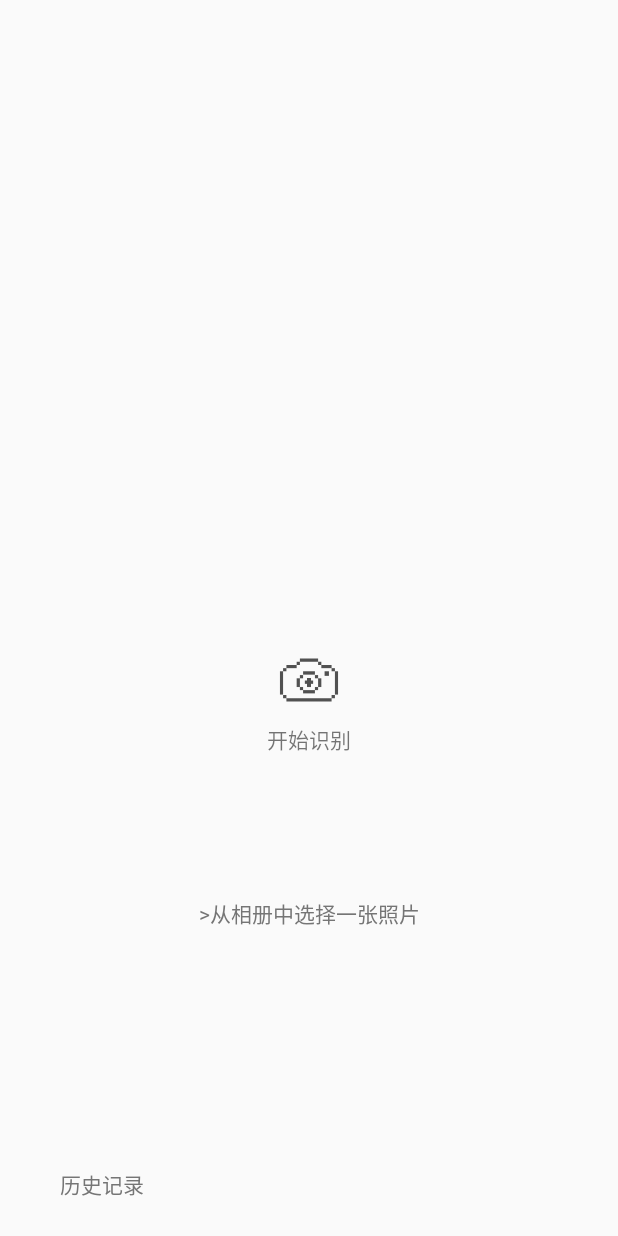
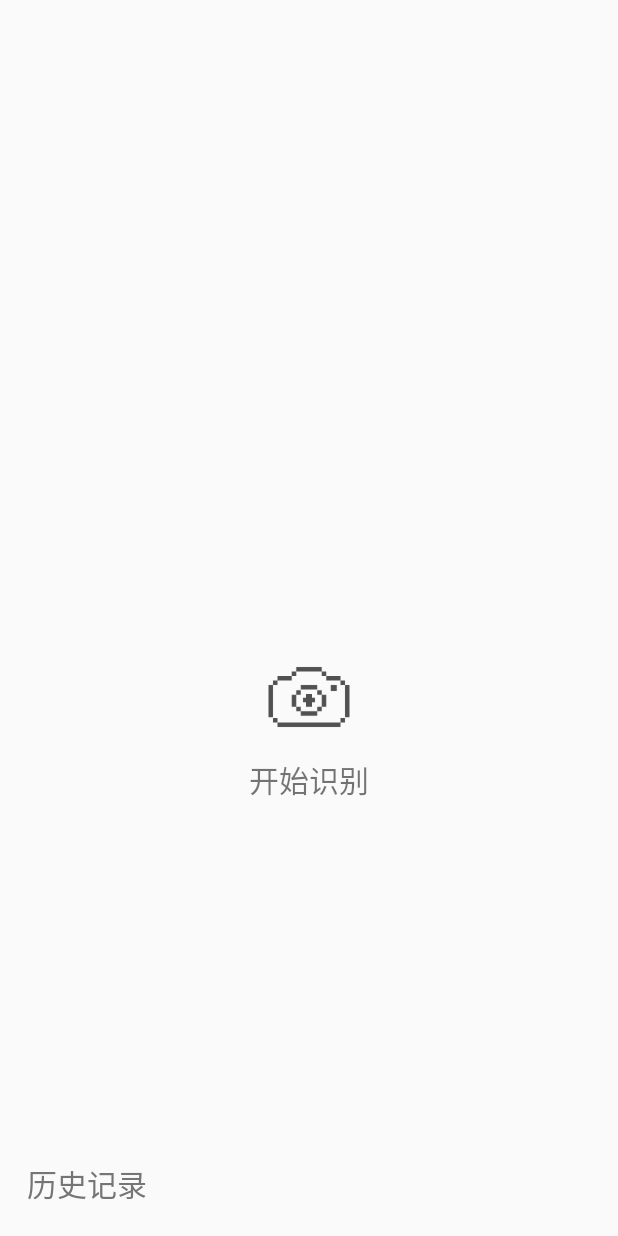
Before and after one commit to GhostJxL/LegoProject, an Android app: the screen it shows after launch (MainActivity), on a phone screen of 412 x 824 dp. Run offline under Robolectric (Android 15) with nearby library versions, the phone set to English and light mode, and no system bars.

Commit message:
全新版本，实现了除颜色识别外的全部功能，值得pull 1.全布局更新，统一了布局边距，合理化单条识别结果/历史记录布局分配，字体更大更清晰； 2.修改了manifest，实现了另两个activity通过左上角返回键返回主界面； 3.新增历史记录及清空历史记录功能及优化完善； 4.由于时间紧迫而取消掉了从相册中选择一张照片进行识别的功能实现计划；

```diff
--- a/app/src/main/java/com/legoproject/lego/MainActivity.java
+++ b/app/src/main/java/com/legoproject/lego/MainActivity.java
@@ -12,9 +12,7 @@ import android.widget.Toast;
 
 public class MainActivity extends Activity {
 
-
-
-    private TextView tv02,tv03;
+    private TextView tv02;
 
     private RelativeLayout tv01;
 
@@ -32,9 +30,7 @@ public class MainActivity extends Activity {
 
         tv01 = findViewById(R.id.main_cameralayout);
 
-        tv02 = findViewById(R.id.main_photo);
-
-        tv03 = findViewById(R.id.main_history);
+        tv02 = findViewById(R.id.main_history);
 
 
 
@@ -45,8 +41,6 @@ public class MainActivity extends Activity {
         tv01.setOnClickListener(ml);
 
         tv02.setOnClickListener(ml);
-
-        tv03.setOnClickListener(ml);
 
 
 
@@ -65,12 +59,6 @@ public class MainActivity extends Activity {
                 case (R.id.main_cameralayout):
 
                     scan();
-
-                    break;
-
-                case (R.id.main_photo):
-
-                    photobook();
 
                     break;
 
@@ -99,15 +87,6 @@ public class MainActivity extends Activity {
     }
 
 
-
-    public void photobook(){
-
-
-
-    }
-
-
-
     public void showhistory(){
 
         Intent intent = new Intent(MainActivity.this, HistoryActivity.class);
--- a/app/src/main/res/layout/activity_main.xml
+++ b/app/src/main/res/layout/activity_main.xml
@@ -4,6 +4,10 @@
     xmlns:tools="http://schemas.android.com/tools"
     android:layout_width="match_parent"
     android:layout_height="match_parent"
+    android:layout_marginBottom="20dp"
+    android:layout_marginTop="20dp"
+    android:layout_marginStart="18dp"
+    android:layout_marginEnd="18dp"
     tools:context="com.legoproject.lego.MainActivity">
 
     <RelativeLayout
@@ -14,13 +18,11 @@
         app:layout_constraintRight_toRightOf="parent"
         app:layout_constraintBottom_toBottomOf="parent"
         app:layout_constraintTop_toTopOf="parent"
-        app:layout_constraintVertical_bias="0.57">
+        app:layout_constraintVertical_bias="0.60">
         <ImageView
             android:id="@+id/main_logo"
-            android:layout_width="64dp"
-            android:layout_height="57dp"
-            android:layout_marginEnd="8dp"
-            android:layout_marginStart="8dp"
+            android:layout_width="100dp"
+            android:layout_height="80dp"
             android:src="@drawable/xiangji" />
 
         <TextView
@@ -28,31 +30,17 @@
             android:layout_width="wrap_content"
             android:layout_height="wrap_content"
             android:text="开始识别"
+            android:textSize="20sp"
             android:layout_below="@+id/main_logo"
             android:layout_centerHorizontal="true" />
     </RelativeLayout>
 
     <TextView
-        android:id="@+id/main_photo"
-        android:layout_width="wrap_content"
-        android:layout_height="wrap_content"
-        android:layout_marginBottom="8dp"
-        android:layout_marginTop="8dp"
-        android:text=">从相册中选择一张照片"
-        android:textColor="@drawable/pressed_color_grey_change"
-        app:layout_constraintBottom_toBottomOf="parent"
-        app:layout_constraintLeft_toLeftOf="parent"
-        app:layout_constraintRight_toRightOf="parent"
-        app:layout_constraintTop_toTopOf="parent"
-        app:layout_constraintVertical_bias="0.75" />
-
-    <TextView
         android:id="@+id/main_history"
         android:layout_width="wrap_content"
         android:layout_height="wrap_content"
-        android:layout_marginBottom="24dp"
-        android:layout_marginStart="40dp"
         android:text="历史记录"
+        android:textSize="20sp"
         android:textColor="@drawable/pressed_color_grey_change"
         app:layout_constraintBottom_toBottomOf="parent"
         app:layout_constraintStart_toStartOf="parent" />
```
Also changed, not shown: app/src/main/AndroidManifest.xml (+4 -3 lines), app/src/main/java/com/legoproject/lego/DateUtil.java (added, +15 -0 lines), app/src/main/java/com/legoproject/lego/HistoryActivity.java (+62 -1 lines), app/src/main/java/com/legoproject/lego/LegoAdapter.java (+12 -9 lines), app/src/main/java/com/legoproject/lego/ScanActivity.java (+33 -1 lines), app/src/main/res/layout/activity_history.xml (+18 -12 lines), app/src/main/res/layout/lego_item.xml (+8 -8 lines).
